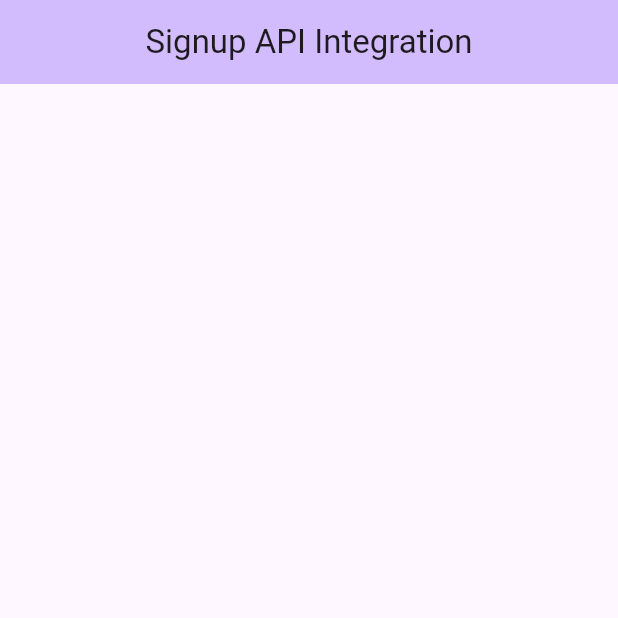
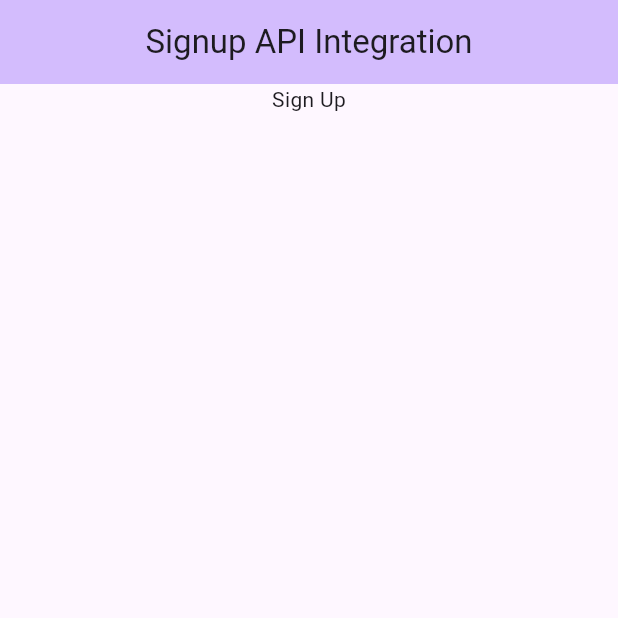
Before and after one commit to anshu-ac-dv/login_signup_api_integration, a Flutter app: the screen it shows after launch, on a phone screen of 412 x 824 dp, the top half of it. Run offline on Flutter 3.47's test engine with Material 3 defaults, Android fonts, the phone set to English and light mode, and no system bars.

Commit message:
Initial Commit

```diff
--- a/lib/signup.dart
+++ b/lib/signup.dart
@@ -17,9 +17,11 @@ class _SignupState extends State<Signup> {
         centerTitle: true,
       ),
       body: Column(
-        mainAxisAlignment: MainAxisAlignment.center,
+        mainAxisAlignment: MainAxisAlignment.start,
         crossAxisAlignment: CrossAxisAlignment.center,
-        children: [],
+        children: [
+          Center(child: Text("Sign Up")),
+        ],
       ),
     );
   }
```
